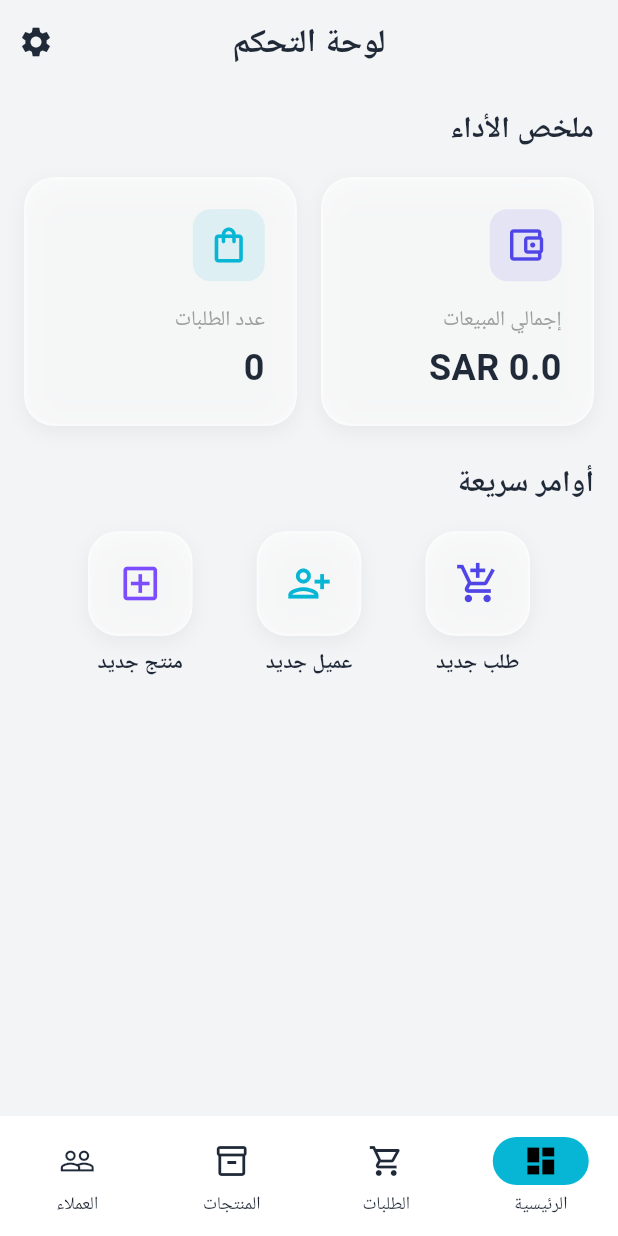
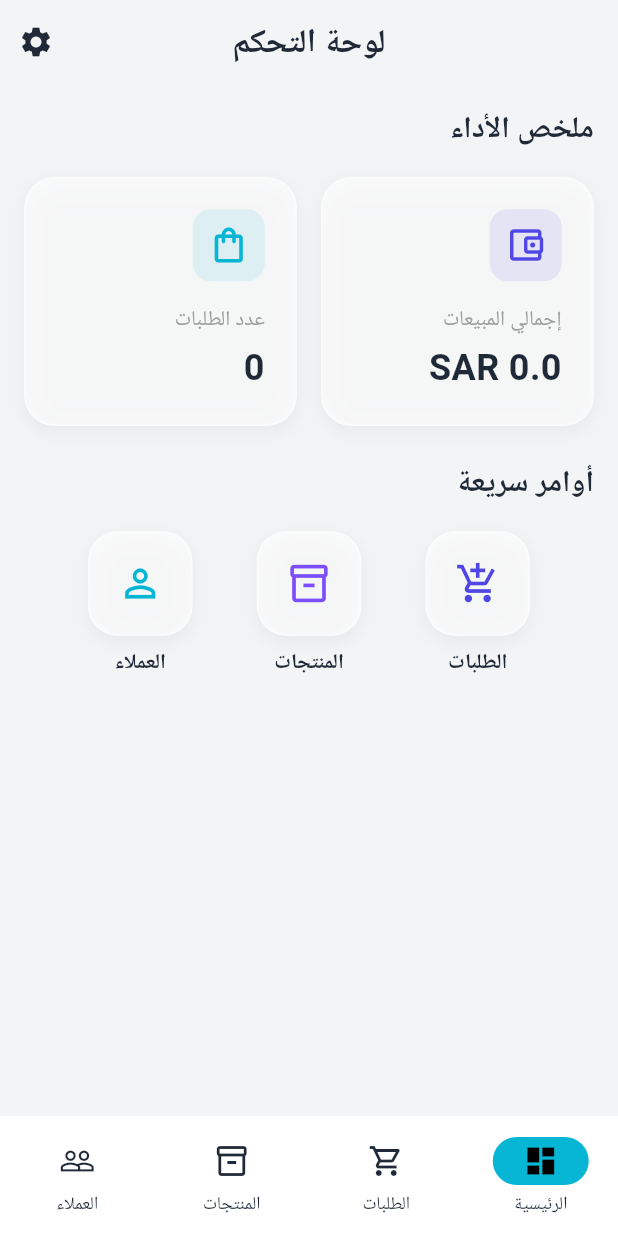
Before and after one commit to mahmoud1xxxx1-bit/tajer, a Flutter app: the screen it shows once a user with an empty profile is signed in, on a phone screen of 412 x 824 dp. Run offline on Flutter 3.47's test engine with Material 3 defaults, Android fonts, the phone set to English and light mode, and no system bars; our stand-ins replace cloud_firestore, firebase_auth, firebase_core, flutter_riverpod, freezed_annotation, go_router and 4 more; accounts and stored records are empty; generated files the repository leaves out were written again; network calls fail; Roboto replaces fonts that are missing (Tajawal).

Commit message:
fix: update dashboard quick actions to use bottom navigation tabs instead of undefined go_router paths

```diff
--- a/lib/features/dashboard/presentation/dashboard_screen.dart
+++ b/lib/features/dashboard/presentation/dashboard_screen.dart
@@ -18,19 +18,23 @@ class DashboardScreen extends StatefulWidget {
 class _DashboardScreenState extends State<DashboardScreen> {
   int _currentIndex = 0;
 
-  final List<Widget> _screens = [
-    const DashboardHome(),
-    const OrdersScreen(),
-    const ProductsScreen(),
-    const CustomersScreen(),
-  ];
-
   @override
   Widget build(BuildContext context) {
+    final List<Widget> screens = [
+      DashboardHome(onNavigateToTab: (index) {
+        setState(() {
+          _currentIndex = index;
+        });
+      }),
+      const OrdersScreen(),
+      const ProductsScreen(),
+      const CustomersScreen(),
+    ];
+
     return Scaffold(
       body: IndexedStack(
         index: _currentIndex,
-        children: _screens,
+        children: screens,
       ),
       bottomNavigationBar: NavigationBar(
         selectedIndex: _currentIndex,
@@ -67,7 +71,8 @@ class _DashboardScreenState extends State<DashboardScreen> {
 }
 
 class DashboardHome extends ConsumerWidget {
-  const DashboardHome({super.key});
+  final void Function(int) onNavigateToTab;
+  const DashboardHome({super.key, required this.onNavigateToTab});
 
   @override
   Widget build(BuildContext context, WidgetRef ref) {
@@ -133,27 +138,26 @@ class DashboardHome extends ConsumerWidget {
                   children: [
                     _QuickAction(
                       icon: Icons.add_shopping_cart,
-                      label: 'طلب جديد',
+                      label: 'الطلبات',
                       color: Theme.of(context).colorScheme.primary,
                       onTap: () {
-                        // Open Orders Screen and tap FAB logically
-                        context.push('/orders');
+                        onNavigateToTab(1);
                       },
                     ),
                     _QuickAction(
-                      icon: Icons.person_add_alt_1_outlined,
-                      label: 'عميل جديد',
-                      color: Theme.of(context).colorScheme.secondary,
+                      icon: Icons.inventory_2_outlined,
+                      label: 'المنتجات',
+                      color: Colors.deepPurpleAccent,
                       onTap: () {
-                        context.push('/customers');
+                        onNavigateToTab(2);
                       },
                     ),
                     _QuickAction(
-                      icon: Icons.add_box_outlined,
-                      label: 'منتج جديد',
-                      color: Colors.deepPurpleAccent,
+                      icon: Icons.person_outline,
+                      label: 'العملاء',
+                      color: Theme.of(context).colorScheme.secondary,
                       onTap: () {
-                        context.push('/products');
+                        onNavigateToTab(3);
                       },
                     ),
                   ],
```
